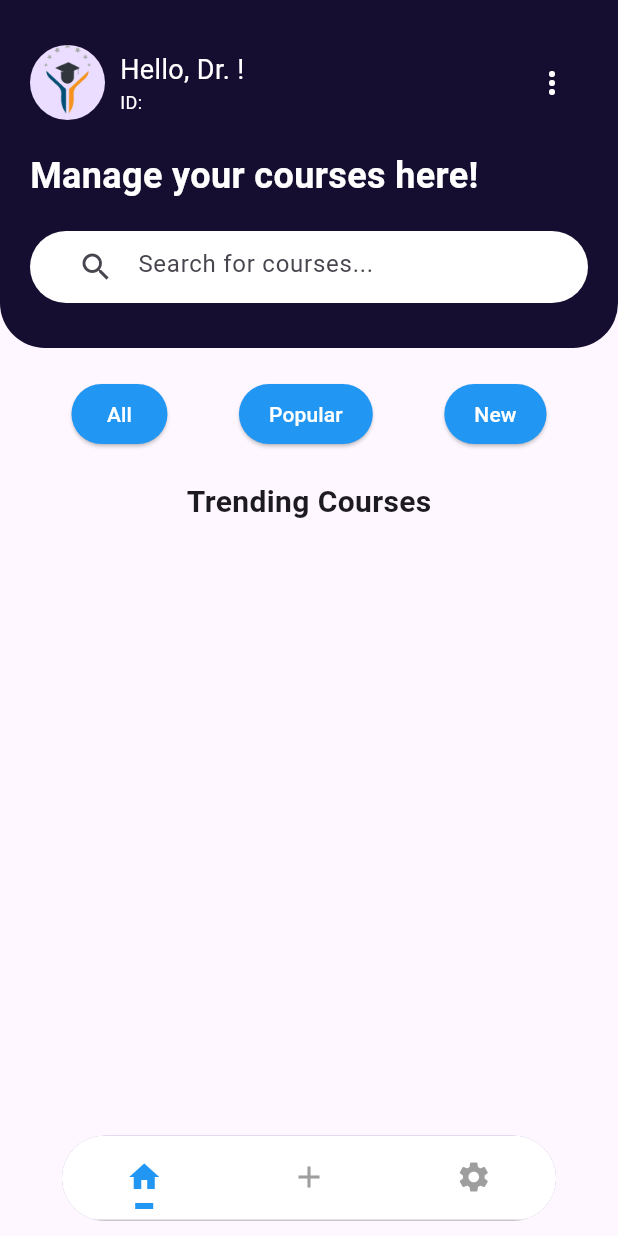
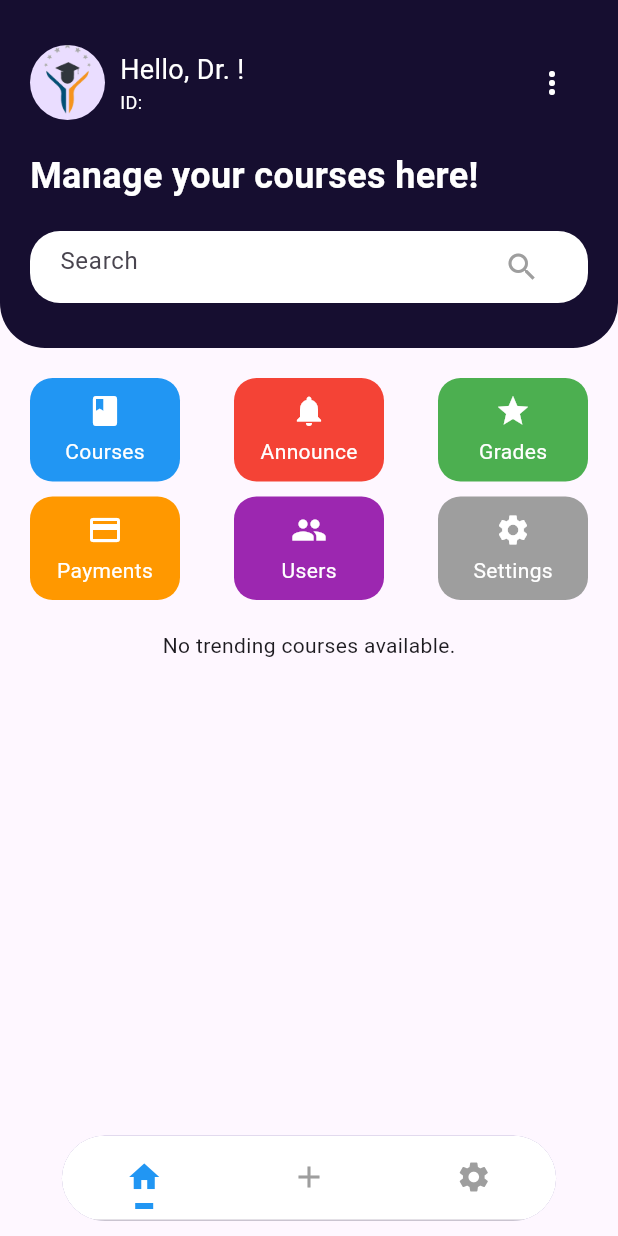
Before and after one commit to MORAMZY14/Etqan, a Flutter app: the AdminPage screen opened directly with empty values, on a phone screen of 412 x 824 dp. Run offline on Flutter 3.47's test engine with Material 3 defaults, Android fonts, the phone set to English and light mode, and no system bars; our stand-ins replace cloud_firestore, firebase_auth, firebase_core, firebase_storage, flutter_local_notifications, font_awesome_flutter and 2 more; missing offline and left inert: firebase_app_check; accounts and stored records are empty.

Commit message:
Adding Courses , Settings , Announcements and Users Functions to Admins's Page

```diff
--- a/lib/admin_page.dart
+++ b/lib/admin_page.dart
@@ -1,9 +1,9 @@
 import 'package:flutter/material.dart';
 import 'package:cloud_firestore/cloud_firestore.dart';
 import 'package:firebase_storage/firebase_storage.dart';
+import 'package:flutter_local_notifications/flutter_local_notifications.dart';
 import 'package:shared_preferences/shared_preferences.dart';
 import 'package:firebase_app_check/firebase_app_check.dart';
-import 'package:flutter_local_notifications/flutter_local_notifications.dart'; // Import the package
 import 'admins_user_edit.dart';
 import 'announcement_admin_page.dart';
 import 'bottom_bar_admin.dart';
@@ -37,7 +37,6 @@ class _AdminPageState extends State<AdminPage> with SingleTickerProviderStateMix
     _tabController = TabController(length: 3, vsync: this);
     _initializeData();
     _activateAppCheck();
-    _initializeNotifications(); // Initialize notifications
   }
 
   @override
@@ -68,6 +67,34 @@ class _AdminPageState extends State<AdminPage> with SingleTickerProviderStateMix
     }
   }
 
+
+
+  Future<void> _fetchAdminData(String email) async {
+    try {
+      final DocumentSnapshot doc = await _firestore.collection('Admins').doc(email).get();
+
+      if (doc.exists) {
+        final String name = doc['name'] ?? '';
+        final String adminId = doc['adminID'] ?? '';
+        setState(() {
+          _userName = _getFirstName(name);
+          _adminId = adminId;
+        });
+      } else {
+        print('Admin document not found for email: $email');
+        setState(() {
+          _userName = 'Admin not found';
+          _adminId = 'N/A';
+        });
+      }
+    } catch (e) {
+      print('Error fetching admin data for email $email: $e');
+      setState(() {
+        _userName = 'Error';
+        _adminId = 'N/A';
+      });
+    }
+  }
   Future<void> _initializeNotifications() async {
     _flutterLocalNotificationsPlugin = FlutterLocalNotificationsPlugin();
 
@@ -94,33 +121,6 @@ class _AdminPageState extends State<AdminPage> with SingleTickerProviderStateMix
       platformChannelSpecifics,
       payload: courseId,
     );
-  }
-
-  Future<void> _fetchAdminData(String email) async {
-    try {
-      final DocumentSnapshot doc = await _firestore.collection('Admins').doc(email).get();
-
-      if (doc.exists) {
-        final String name = doc['name'] ?? '';
-        final String adminId = doc['adminID'] ?? '';
-        setState(() {
-          _userName = _getFirstName(name);
-          _adminId = adminId;
-        });
-      } else {
-        print('Admin document not found for email: $email');
-        setState(() {
-          _userName = 'Admin not found';
-          _adminId = 'N/A';
-        });
-      }
-    } catch (e) {
-      print('Error fetching admin data for email $email: $e');
-      setState(() {
-        _userName = 'Error';
-        _adminId = 'N/A';
-      });
-    }
   }
 
   String _getFirstName(String fullName) {
@@ -319,102 +319,223 @@ class _AdminPageState extends State<AdminPage> with SingleTickerProviderStateMix
       padding: const EdgeInsets.symmetric(horizontal: 20),
       decoration: BoxDecoration(
         color: Colors.white,
-        borderRadius: BorderRadius.circular(30),
+        borderRadius: BorderRadius.circular(20),
       ),
-      child: TextField(
+      child: const TextField(
         decoration: InputDecoration(
-          prefixIcon: const Icon(Icons.search),
-          hintText: 'Search for courses...',
+          hintText: 'Search',
           border: InputBorder.none,
-          contentPadding: EdgeInsets.symmetric(
-            vertical: isSmallScreen ? 10 : 15,
-          ),
+          suffixIcon: Icon(Icons.search, color: Colors.grey),
         ),
       ),
     );
   }
 
   Widget _buildCategoryButtons(bool isSmallScreen) {
-    return Row(
-      mainAxisAlignment: MainAxisAlignment.spaceEvenly,
+    return Container(
+      padding: EdgeInsets.symmetric(horizontal: isSmallScreen ? 20 : 40),
+      child: Column(
         children: [
-        _buildCategoryButton('All', isSmallScreen),
-        _buildCategoryButton('Popular', isSmallScreen),
-        _buildCategoryButton('New', isSmallScreen),
+          Row(
+            mainAxisAlignment: MainAxisAlignment.spaceBetween,
+            children: [
+              _buildCategoryButton('Courses', Icons.book, Colors.blue, () {
+                Navigator.push(
+                  context,
+                  MaterialPageRoute(builder: (context) =>   CourseManagementPage()),
+                );
+              }),
+              _buildCategoryButton('Announce', Icons.notifications, Colors.red, () {
+                Navigator.push(
+                  context,
+                  MaterialPageRoute(builder: (context) =>   AnnouncementsPage()),
+                );
+              }),
+              _buildCategoryButton('Grades', Icons.grade, Colors.green, () {}),
             ],
+          ),
+          const SizedBox(height: 10),
+          Row(
+            mainAxisAlignment: MainAxisAlignment.spaceBetween,
+            children: [
+              _buildCategoryButton('Payments', Icons.payment, Colors.orange, () {}),
+              _buildCategoryButton('Users', Icons.people, Colors.purple, () {
+                Navigator.push(
+                  context,
+                  MaterialPageRoute(builder: (context) =>   AdminsUserEditPage()),
+                );
+              }),
+              _buildCategoryButton('Settings', Icons.settings, Colors.grey, () {
+                Navigator.push(
+                  context,
+                  MaterialPageRoute(builder: (context) =>  const SettingsPage()),
+                );
+              }),
+            ],
+          ),
+        ],
+      ),
     );
   }
 
-  Widget _buildCategoryButton(String label, bool isSmallScreen) {
-    return ElevatedButton(
-      onPressed: () {
-        // Handle category button press
-      },
-      style: ElevatedButton.styleFrom(
-        backgroundColor: Colors.blue,
-        padding: EdgeInsets.symmetric(
-          vertical: isSmallScreen ? 10 : 15,
-          horizontal: isSmallScreen ? 20 : 30,
+  Widget _buildCategoryButton(String title, IconData icon, Color color, VoidCallback onPressed) {
+    return GestureDetector(
+      onTap: onPressed,
+      child: Container(
+        width: 100,
+        padding: const EdgeInsets.all(10),
+        decoration: BoxDecoration(
+          color: color,
+          borderRadius: BorderRadius.circular(15),
         ),
-        shape: RoundedRectangleBorder(
-          borderRadius: BorderRadius.circular(30),
-        ),
-      ),
-      child: Text(
-        label,
-        style: TextStyle(
-          color: Colors.white,
-          fontSize: isSmallScreen ? 14 : 18,
+        child: Column(
+          mainAxisAlignment: MainAxisAlignment.center,
+          children: [
+            Icon(icon, color: Colors.white),
+            const SizedBox(height: 5),
+            Text(title, style: const TextStyle(color: Colors.white)),
+          ],
         ),
       ),
     );
   }
 
   Widget _buildTrendingCoursesSection(bool isSmallScreen) {
-    return Column(
+    return StreamBuilder<QuerySnapshot>(
+      stream: _firestore.collection('Courses').where('status', isEqualTo: 'trendy').snapshots(),
+      builder: (context, snapshot) {
+        if (snapshot.connectionState == ConnectionState.waiting) {
+          return const Center(child: CircularProgressIndicator());
+        }
+        if (!snapshot.hasData || snapshot.data!.docs.isEmpty) {
+          return const Center(child: Text('No trending courses available.'));
+        }
+
+        final courses = snapshot.data!.docs;
+
+        return Container(
+          padding: EdgeInsets.symmetric(horizontal: isSmallScreen ? 20 : 40),
+          child: Column(
+            crossAxisAlignment: CrossAxisAlignment.start,
             children: [
               Text(
                 'Trending Courses',
                 style: TextStyle(
-            fontSize: isSmallScreen ? 20 : 24,
+                  fontSize: isSmallScreen ? 18 : 24,
+                  fontWeight: FontWeight.bold,
+                ),
+              ),
+              const SizedBox(height: 10),
+              SizedBox(
+                height: isSmallScreen ? 200 : 250,
+                child: ListView.builder(
+                  scrollDirection: Axis.horizontal,
+                  itemCount: courses.length,
+                  itemBuilder: (context, index) {
+                    final course = courses[index];
+                    final imageUrl = _getImageUrl(course.id);
+                    return Padding(
+                      padding: const EdgeInsets.symmetric(horizontal: 10),
+                      child: Card(
+                        child: Column(
+                          crossAxisAlignment: CrossAxisAlignment.start,
+                          children: [
+                            Image.network(imageUrl, fit: BoxFit.cover, height: 120, width: 160),
+                            Padding(
+                              padding: const EdgeInsets.all(8.0),
+                              child: Text(course['name']),
+                            ),
+                          ],
+                        ),
+                      ),
+                    );
+                  },
+                ),
+              ),
+            ],
+          ),
+        );
+      },
+    );
+  }
+
+  String _getImageUrl(String courseId) {
+    return 'https://firebasestorage.googleapis.com/v0/b/${_storage.bucket}/o/courses%2F$courseId%2F$courseId.png?alt=media';
+  }
+
+  Widget _buildAdminActionsSection(bool isSmallScreen) {
+    return Container(
+      padding: EdgeInsets.symmetric(
+        horizontal: isSmallScreen ? 20 : 40,
+        vertical: isSmallScreen ? 20 : 40,
+      ),
+      child: Column(
+        crossAxisAlignment: CrossAxisAlignment.start,
+        children: [
+          Text(
+            'Admin Actions',
+            style: TextStyle(
+              fontSize: isSmallScreen ? 18 : 24,
               fontWeight: FontWeight.bold,
             ),
           ),
           const SizedBox(height: 20),
-        // Add your trending courses widget here
+          _buildActionButton('Add New Course', Icons.add, Colors.blue, () {
+            // Add your functionality here
+          }),
+          const SizedBox(height: 10),
+          _buildActionButton('Manage Courses', Icons.manage_search, Colors.green, () {
+            // Add your functionality here
+          }),
+          const SizedBox(height: 10),
+          _buildActionButton('View Announcements', Icons.announcement, Colors.orange, () {
+            // Add your functionality here
+          }),
         ],
+      ),
     );
   }
 
-  Widget _buildAdminActionsSection(bool isSmallScreen) {
-    return Column(
+  Widget _buildCourseManagementSection(bool isSmallScreen) {
+    return Container(
+      padding: EdgeInsets.symmetric(
+        horizontal: isSmallScreen ? 20 : 40,
+        vertical: isSmallScreen ? 20 : 40,
+      ),
+      child: Column(
+        crossAxisAlignment: CrossAxisAlignment.start,
         children: [
           Text(
-          'Admin Actions',
+            'Course Management',
             style: TextStyle(
-            fontSize: isSmallScreen ? 20 : 24,
+              fontSize: isSmallScreen ? 18 : 24,
               fontWeight: FontWeight.bold,
             ),
           ),
           const SizedBox(height: 20),
-        // Add your admin actions widget here
+          _buildActionButton('Manage Courses', Icons.school, Colors.blue, () {
+            Navigator.push(
+              context,
+              MaterialPageRoute(builder: (context) => const CourseManagementPage()),
+            );
+          }),
         ],
+      ),
     );
   }
 
-  Widget _buildCourseManagementSection(bool isSmallScreen) {
-    return Column(
-      children: [
-        Text(
-          'Manage Courses',
-          style: TextStyle(
-            fontSize: isSmallScreen ? 20 : 24,
-            fontWeight: FontWeight.bold,
+  Widget _buildActionButton(String title, IconData icon, Color color, VoidCallback onPressed) {
+    return ElevatedButton.icon(
+      onPressed: onPressed,
+      icon: Icon(icon, color: Colors.white),
+      label: Text(title, style: const TextStyle(color: Colors.white)),
+      style: ElevatedButton.styleFrom(
+        backgroundColor: color,
+        minimumSize: const Size(double.infinity, 50),
+        shape: RoundedRectangleBorder(
+          borderRadius: BorderRadius.circular(10),
         ),
       ),
-        const SizedBox(height: 20),
-        // Add your course management widget here
-      ],
     );
   }
 }
--- a/lib/main.dart
+++ b/lib/main.dart
@@ -39,7 +39,7 @@ Future<void> _initializeNotifications() async {
   final FlutterLocalNotificationsPlugin flutterLocalNotificationsPlugin = FlutterLocalNotificationsPlugin();
 
   const AndroidInitializationSettings initializationSettingsAndroid = AndroidInitializationSettings('@mipmap/ic_launcher');
-  final IOSInitializationSettings initializationSettingsIOS = IOSInitializationSettings(
+  final DarwinInitializationSettings initializationSettingsIOS = DarwinInitializationSettings(
     requestSoundPermission: true,
     requestBadgePermission: true,
     requestAlertPermission: true,
@@ -49,9 +49,13 @@ Future<void> _initializeNotifications() async {
     iOS: initializationSettingsIOS,
   );
 
-  await flutterLocalNotificationsPlugin.initialize(initializationSettings);
+  try {
+    await flutterLocalNotificationsPlugin.initialize(initializationSettings);
+    print('Notifications initialized successfully');
+  } catch (e) {
+    print('Error initializing notifications: $e');
+  }
 }
-
 Future<Widget> getInitialPage() async {
   SharedPreferences prefs = await SharedPreferences.getInstance();
   bool rememberMe = prefs.getBool('rememberMe') ?? false;
```
Lines whose indentation alone changed are shown as unchanged.
